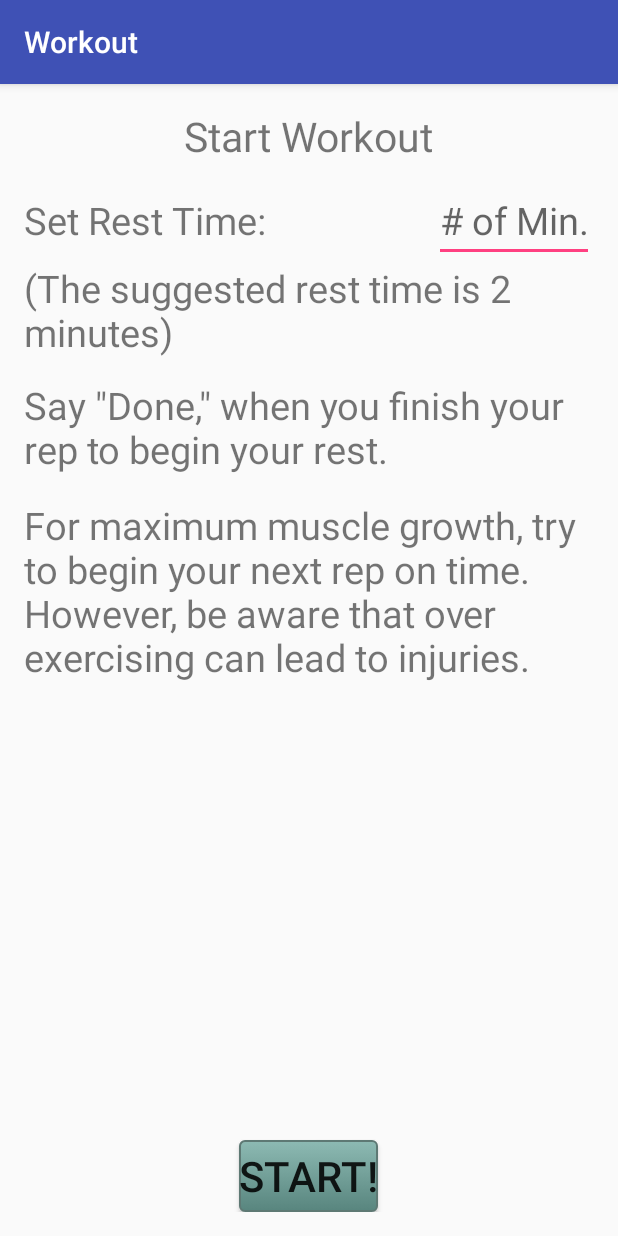
After one commit to NShah19/Workout-1, an Android app: the startWorkActivity screen opened directly, with no data from a screen before it, on a phone screen of 412 x 824 dp. The commit adds this screen. Run offline under Robolectric (Android 15) with nearby library versions, the phone set to English and light mode, and no system bars.

Commit message:
Finished Options, did design on start workout, working on sound/database

```diff
--- a/app/src/main/AndroidManifest.xml
+++ b/app/src/main/AndroidManifest.xml
@@ -16,7 +16,9 @@
             </intent-filter>
         </activity>
         <activity android:name=".editWorkoutActivity" />
-        <activity android:name=".workoutTips"></activity>
+        <activity android:name=".workoutTips" />
+        <activity android:name=".startWorkActivity" />
+        <activity android:name=".optionsActivity"></activity>
     </application>
 
 </manifest>
--- /dev/null
+++ b/app/src/main/java/com/example/kho/workout/startWorkActivity.java
@@ -0,0 +1,56 @@
+package com.example.kho.workout;
+
+import android.content.Intent;
+import android.speech.RecognizerIntent;
+import android.support.v7.app.AppCompatActivity;
+import android.os.Bundle;
+import android.util.Log;
+import android.view.View;
+import android.widget.Button;
+
+import java.util.List;
+
+public class startWorkActivity extends AppCompatActivity {
+    private static final int SPEECH_REQUEST_CODE = 0;
+    Button startWorkout;
+
+    @Override
+    protected void onCreate(Bundle savedInstanceState) {
+        super.onCreate(savedInstanceState);
+        setContentView(R.layout.activity_start_work);
+
+        startWorkout = (Button)findViewById(R.id.startButton);
+        startWorkout.setOnClickListener(new View.OnClickListener() {
+            @Override
+            public void onClick(View view) {
+
+            }
+        });
+
+    }
+
+    // Create an intent that can start the Speech Recognizer activity
+    private void displaySpeechRecognizer() {
+        Intent intent = new Intent(RecognizerIntent.ACTION_RECOGNIZE_SPEECH);
+        intent.putExtra(RecognizerIntent.EXTRA_LANGUAGE_MODEL,
+                RecognizerIntent.LANGUAGE_MODEL_FREE_FORM);
+// Start the activity, the intent will be populated with the speech text
+        startActivityForResult(intent, SPEECH_REQUEST_CODE);
+    }
+
+    // This callback is invoked when the Speech Recognizer returns.
+// This is where you process the intent and extract the speech text from the intent.
+    @Override
+    protected void onActivityResult(int requestCode, int resultCode,
+                                    Intent data) {
+        if (requestCode == SPEECH_REQUEST_CODE && resultCode == RESULT_OK) {
+            List<String> results = data.getStringArrayListExtra(
+                    RecognizerIntent.EXTRA_RESULTS);
+            String spokenText = results.get(0);
+            Log.d(spokenText, index += 1);
+            // Do something with spokenText
+        }
+        super.onActivityResult(requestCode, resultCode, data);
+    }
+
+}
--- /dev/null
+++ b/app/src/main/res/layout/activity_start_work.xml
@@ -0,0 +1,82 @@
+<?xml version="1.0" encoding="utf-8"?>
+<RelativeLayout xmlns:android="http://schemas.android.com/apk/res/android"
+    xmlns:tools="http://schemas.android.com/tools"
+    android:id="@+id/activity_start_work"
+    android:layout_width="match_parent"
+    android:layout_height="match_parent"
+    android:paddingBottom="@dimen/activity_vertical_margin"
+    android:paddingLeft="@dimen/activity_horizontal_margin"
+    android:paddingRight="@dimen/activity_horizontal_margin"
+    android:paddingTop="@dimen/activity_vertical_margin"
+    tools:context="com.example.kho.workout.startWorkActivity">
+
+    <TextView
+        android:text="Start Workout"
+        android:layout_width="wrap_content"
+        android:layout_height="wrap_content"
+        android:textSize="27sp"
+        android:id="@+id/textView8"
+        android:layout_alignParentTop="true"
+        android:layout_centerHorizontal="true" />
+
+    <TextView
+        android:text="Set Rest Time:"
+        android:layout_width="wrap_content"
+        android:layout_height="wrap_content"
+        android:textSize="25sp"
+        android:id="@+id/textView9"
+        android:layout_marginTop="20dp"
+        android:layout_below="@+id/textView8"
+        android:layout_alignParentStart="true" />
+
+    <TextView
+        android:text="(The suggested rest time is 2 minutes)"
+        android:layout_width="wrap_content"
+        android:layout_height="wrap_content"
+        android:textSize="25sp"
+        android:id="@+id/textView10"
+        android:layout_below="@+id/editText"
+        android:layout_alignParentStart="true" />
+
+    <EditText
+        android:layout_width="wrap_content"
+        android:layout_height="wrap_content"
+        android:inputType="number"
+        android:hint="# of Min."
+        android:ems="10"
+        android:id="@+id/editText"
+        android:textSize="25sp"
+        android:layout_alignBaseline="@+id/textView9"
+        android:layout_alignBottom="@+id/textView9"
+        android:layout_toEndOf="@+id/textView8" />
+
+    <TextView
+        android:text="For maximum muscle growth, try to begin your next rep on time. However, be aware that over exercising can lead to injuries."
+        android:layout_width="wrap_content"
+        android:layout_height="wrap_content"
+        android:textSize="25sp"
+        android:id="@+id/textView12"
+        android:layout_marginTop="16dp"
+        android:layout_below="@+id/textView11"
+        android:layout_alignParentStart="true" />
+
+    <TextView
+        android:text='Say "Done," when you finish your rep to begin your rest.'
+        android:layout_width="wrap_content"
+        android:layout_height="wrap_content"
+        android:textSize="25sp"
+        android:id="@+id/textView11"
+        android:layout_marginTop="14dp"
+        android:layout_below="@+id/textView10"
+        android:layout_alignParentStart="true" />
+
+    <Button
+        android:text="Start!"
+        android:layout_width="wrap_content"
+        android:layout_height="wrap_content"
+        android:textSize="28sp"
+        android:background="@drawable/round_button"
+        android:id="@+id/startButton"
+        android:layout_alignParentBottom="true"
+        android:layout_centerHorizontal="true" />
+</RelativeLayout>
```
Also changed, not shown: app/src/main/java/com/example/kho/workout/MainActivity.java (+18 -1 lines), app/src/main/java/com/example/kho/workout/optionsActivity.java (added, +39 -0 lines), app/src/main/res/layout/activity_options.xml (added, +30 -0 lines).
